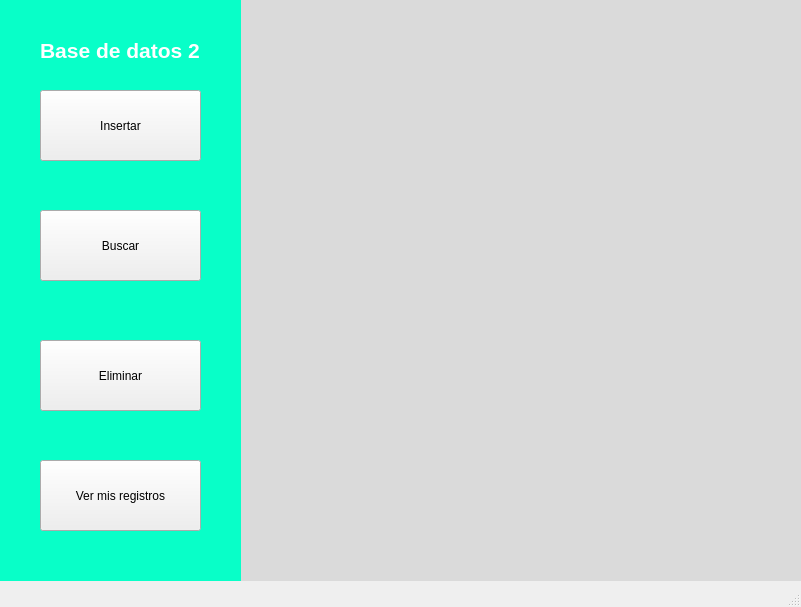
jneirar/Proyecto1BDII, file GUI_database/mainwindow.ui: the form before one commit.
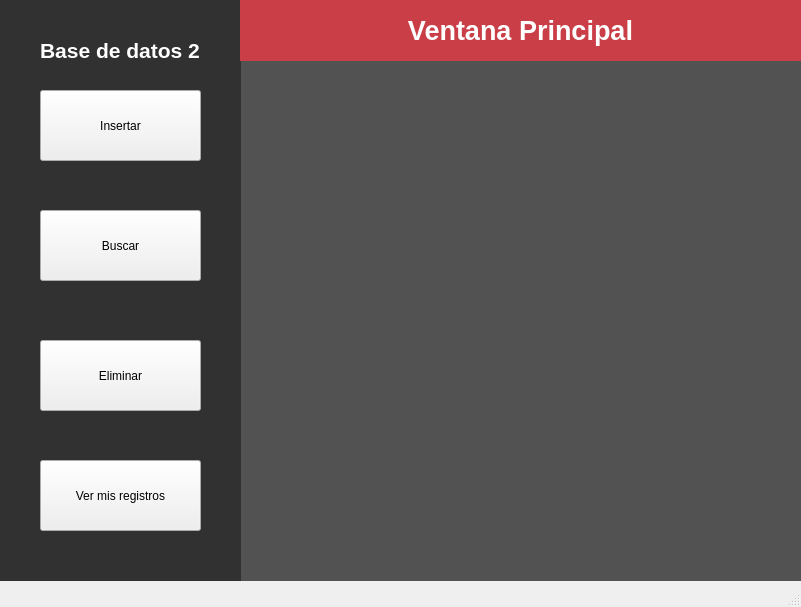
The form after the commit. Icons and pictures are not drawn.

What changed in the file:
```diff
--- a/GUI_database/mainwindow.ui
+++ b/GUI_database/mainwindow.ui
@@ -99,8 +99,7 @@
      </rect>
     </property>
     <property name="styleSheet">
-     <string notr="true">color: rgb(8, 255, 200);
-background-color: rgb(8, 255, 200);</string>
+     <string notr="true">background-color: rgb(49, 49, 49);</string>
     </property>
     <property name="text">
      <string/>
@@ -129,12 +128,28 @@
      </rect>
     </property>
     <property name="styleSheet">
-     <string notr="true">background-color: rgb(218, 218, 218);</string>
+     <string notr="true">background-color: rgb(82, 82, 82);</string>
     </property>
     <property name="text">
      <string/>
     </property>
    </widget>
+   <widget class="QLabel" name="label_5">
+    <property name="geometry">
+     <rect>
+      <x>240</x>
+      <y>0</y>
+      <width>561</width>
+      <height>61</height>
+     </rect>
+    </property>
+    <property name="styleSheet">
+     <string notr="true">background-color: rgb(202, 62, 71);</string>
+    </property>
+    <property name="text">
+     <string>&lt;html&gt;&lt;head/&gt;&lt;body&gt;&lt;p align=&quot;center&quot;&gt;&lt;span style=&quot; font-size:20pt; font-weight:600; color:#ffffff;&quot;&gt;Ventana Principal&lt;/span&gt;&lt;/p&gt;&lt;/body&gt;&lt;/html&gt;</string>
+    </property>
+   </widget>
    <zorder>label_4</zorder>
    <zorder>label_2</zorder>
    <zorder>label</zorder>
@@ -143,6 +158,7 @@
    <zorder>eliminar</zorder>
    <zorder>ver_registros</zorder>
    <zorder>label_3</zorder>
+   <zorder>label_5</zorder>
   </widget>
   <widget class="QStatusBar" name="statusbar"/>
  </widget>
```
